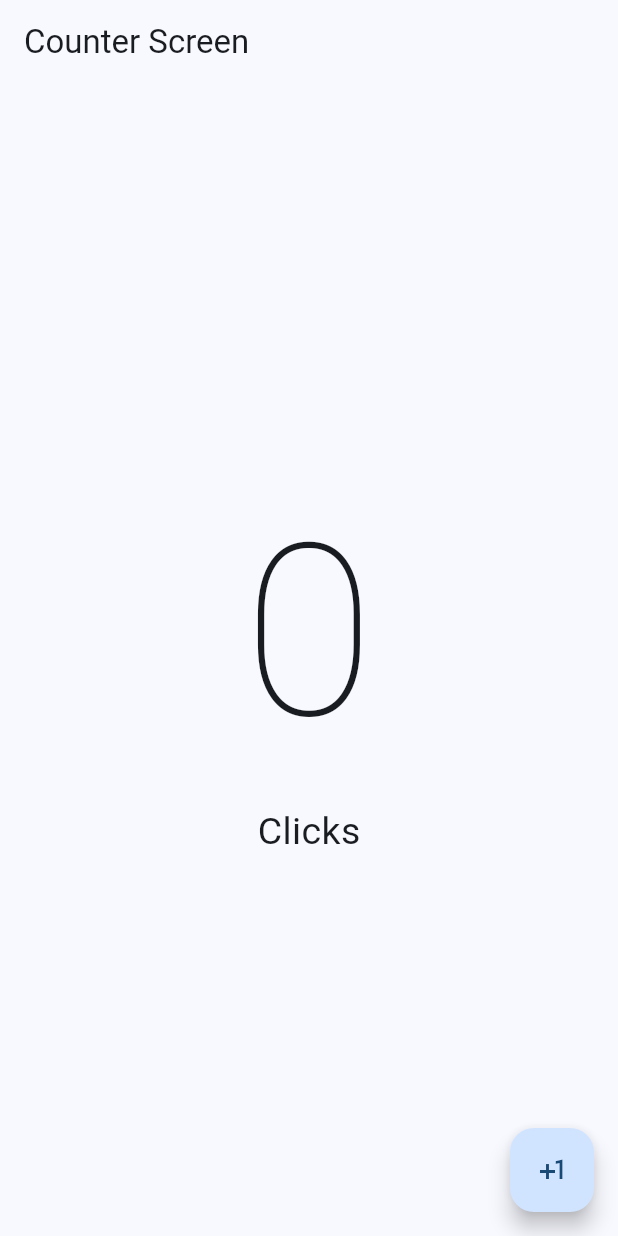
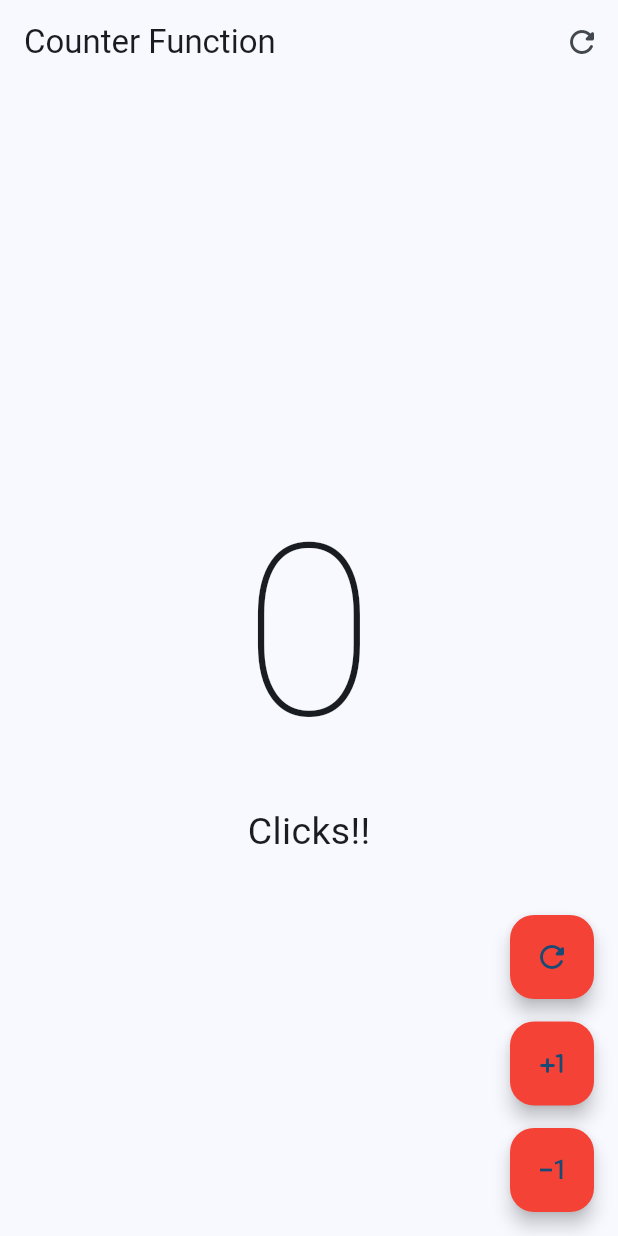
Before and after one commit to RauVR/hello_world_app, a Flutter app: the screen it shows after launch, on a phone screen of 412 x 824 dp. Run offline on Flutter 3.47's test engine with Material 2 defaults, Android fonts, the phone set to English and light mode, and no system bars.

Commit message:
feat : counter app finish

```diff
--- a/lib/main.dart
+++ b/lib/main.dart
@@ -1,5 +1,5 @@
 import 'package:flutter/material.dart';
-import 'package:hello_world_app/presentation/screens/counter_screen.dart';
+import 'package:hello_world_app/presentation/screens/counter_functions_screen.dart';
 
 void main(){
 
@@ -18,7 +18,7 @@ class MyApp extends StatelessWidget{
         useMaterial3: true,
         colorSchemeSeed: Colors.blue
       ),
-      home:const CounterScreen()
+      home:const CounterFunctionsScreen()
     );
   }
 
--- /dev/null
+++ b/lib/presentation/screens/counter_functions_screen.dart
@@ -0,0 +1,103 @@
+import 'package:flutter/material.dart';
+
+class CounterFunctionsScreen extends StatefulWidget{
+
+
+  const CounterFunctionsScreen({super.key});
+
+  @override
+  State<CounterFunctionsScreen> createState() => _CounterFunctionsScreenState();
+}
+
+class _CounterFunctionsScreenState extends State<CounterFunctionsScreen> {
+
+  int clickCounter =0;
+  String s="s";
+
+  @override
+  Widget build(BuildContext context) {
+    return Scaffold(
+
+
+      appBar: AppBar(
+        title: const Text('Counter Function'),
+/*        leading: IconButton(
+          icon: Icon(Icons.refresh_rounded),//Esto coloca el icono a lado izq y una sola vez
+          onPressed: () {  },),*/
+        actions: [
+          IconButton(
+            icon: const Icon(Icons.refresh_rounded),
+            onPressed: (){
+              setState(() {
+                clickCounter=0;
+              });
+          },)
+        ],
+
+
+      ),
+
+
+      body: Center(
+        child: Column(
+          mainAxisAlignment: MainAxisAlignment.center,
+          children: [
+            Text("$clickCounter",style: const TextStyle(fontSize: 160, fontWeight: FontWeight.w100),),
+            Text("Click$s!!",style: const TextStyle(fontSize: 25),)
+          ],
+        ),
+      ),
+
+
+      floatingActionButton: Column(
+
+        //Esta columna tiene 3 hijos dentro que es 2 FloatingActionButton y un SizedBox
+        mainAxisAlignment: MainAxisAlignment.end,//Coloca el buttonen la parte final
+        children: [
+
+          CustomBotton(icon: Icons.refresh_rounded,onPressed: (){setState(() {
+            clickCounter=0;
+          });},),
+
+          const SizedBox(height: 15),//Esto me da el espacion entre botones
+
+          CustomBotton(icon: Icons.plus_one_rounded,onPressed: (){setState(() {
+            clickCounter++;
+          });},),
+
+          const SizedBox(height: 15),//Esto me da el espacion entre botones
+
+          CustomBotton(icon: Icons.exposure_minus_1_outlined, onPressed: (){setState(() {
+            if(clickCounter==0)return;
+            clickCounter--;
+
+          });},),
+
+        ],
+      )
+
+
+    );
+  }
+}
+
+class CustomBotton extends StatelessWidget {
+
+  final IconData icon;
+  final VoidCallback? onPressed;
+
+
+  const CustomBotton({
+    super.key, required this.icon, this.onPressed,
+  });
+
+  @override
+  Widget build(BuildContext context) {
+    return FloatingActionButton(
+      elevation: 5,
+      backgroundColor: Colors.red,
+      onPressed: onPressed,
+      child: Icon(icon),
+    );
+  }
+}
```
Also changed, not shown: lib/presentation/screens/counter_screen.dart (+9 -1 lines).
